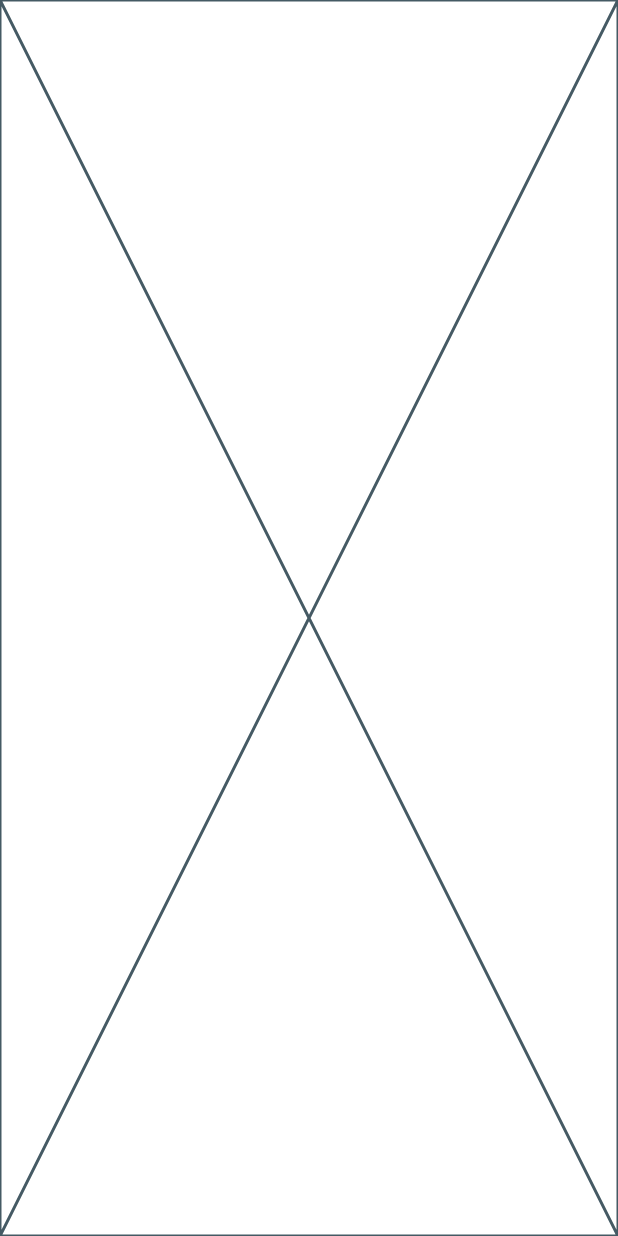
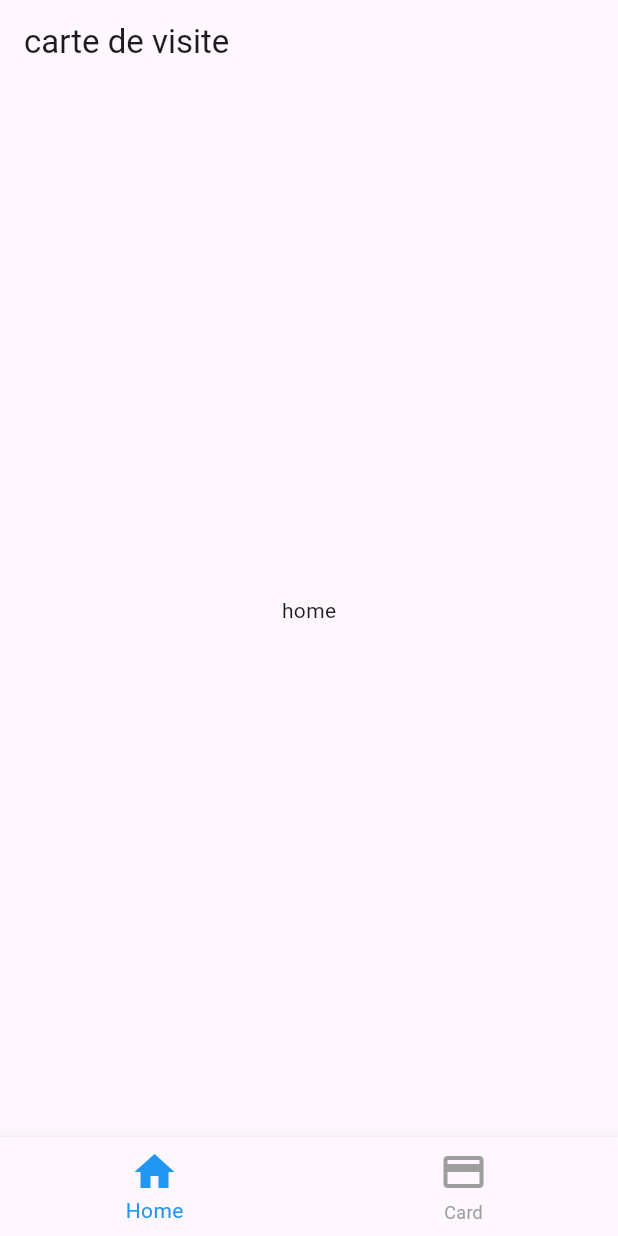
Before and after one commit to tgede46/carteVisite, a Flutter app: the screen it shows after launch, on a phone screen of 412 x 824 dp. Run offline on Flutter 3.47's test engine with Material 3 defaults, Android fonts, the phone set to English and light mode, and no system bars.

```diff
--- a/lib/main.dart
+++ b/lib/main.dart
@@ -5,18 +5,52 @@ void main() {
   runApp(const MyApp());
 }
 
-class MyApp extends StatelessWidget {
+class MyApp extends StatefulWidget {
   const MyApp({super.key});
+
+  @override
+  State<MyApp> createState() => _MyAppState();
+}
+
+class _MyAppState extends State<MyApp> {
+  int _currentIndex=0;
+
+  setCurrentIndex(int index){
+    setState(() {
+      _currentIndex=index;
+    });
+  }
 
   @override
   Widget build(BuildContext context) {
     return MaterialApp(
-      title: 'Flutter Demo',
-      theme: ThemeData(
-
-        colorScheme: ColorScheme.fromSeed(seedColor: Colors.deepPurple),
+      home: Scaffold(
+        appBar: AppBar(
+          title: Text('carte de visite'),
+        ),
+        body: [
+          Home(),
+          Card(),
+        ][_currentIndex],
+        bottomNavigationBar: BottomNavigationBar(
+          currentIndex: _currentIndex,
+          onTap: (index)=> setCurrentIndex(index),
+          selectedItemColor: Colors.blue,
+          unselectedItemColor:  Colors.grey,
+          elevation: 10,
+          iconSize: 32,
+          items: const [
+            BottomNavigationBarItem(
+                icon: Icon(Icons.home),
+                label: 'Home'
+            ),
+            BottomNavigationBarItem(
+                icon: Icon(Icons.credit_card),
+                label: 'Card'
+            ),
+          ],
+        ),
       ),
-      home: const Home(),
     );
   }
 }
--- /dev/null
+++ b/lib/view/card.dart
@@ -0,0 +1,12 @@
+import 'package:flutter/cupertino.dart';
+
+class Card extends StatelessWidget {
+  const Card({super.key});
+
+  @override
+  Widget build(BuildContext context) {
+    return  Center(
+      child: Text('creation de la carte'),
+    );
+  }
+}
--- a/lib/view/home.dart
+++ b/lib/view/home.dart
@@ -5,6 +5,9 @@ class Home extends StatelessWidget {
 
   @override
   Widget build(BuildContext context) {
-    return const Placeholder();
+    return Center(
+      child: Text('home'),
+    );
+
   }
 }
```
